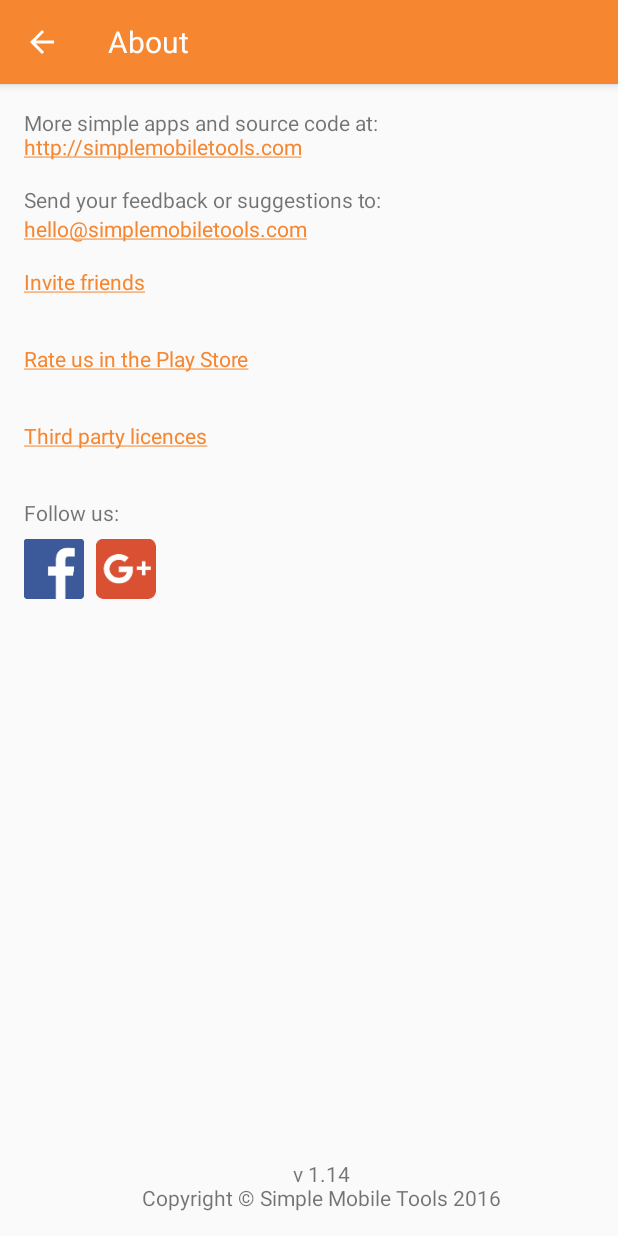
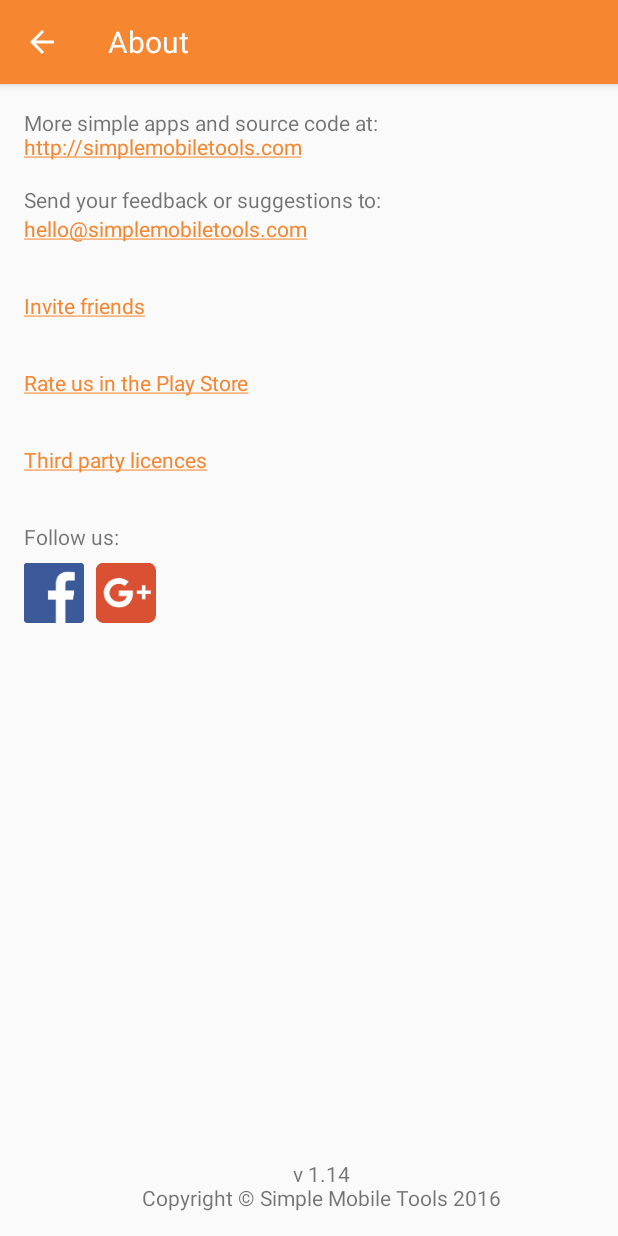
Before and after one commit to SimpleMobileTools/Simple-Flashlight, an Android app: the AboutActivity screen opened directly, with no data from a screen before it, on a phone screen of 412 x 824 dp. Run offline under Robolectric (Android 15) with nearby library versions, the phone set to English and light mode, and no system bars; our stand-ins replace ButterKnife.

Commit message:
add some bottom padding to the Email

```diff
--- a/app/src/main/res/layout/activity_about.xml
+++ b/app/src/main/res/layout/activity_about.xml
@@ -34,6 +34,7 @@
             android:layout_width="match_parent"
             android:layout_height="wrap_content"
             android:layout_below="@+id/about_email_label"
+            android:paddingBottom="@dimen/activity_margin"
             android:text="@string/email"/>
 
         <TextView
```
